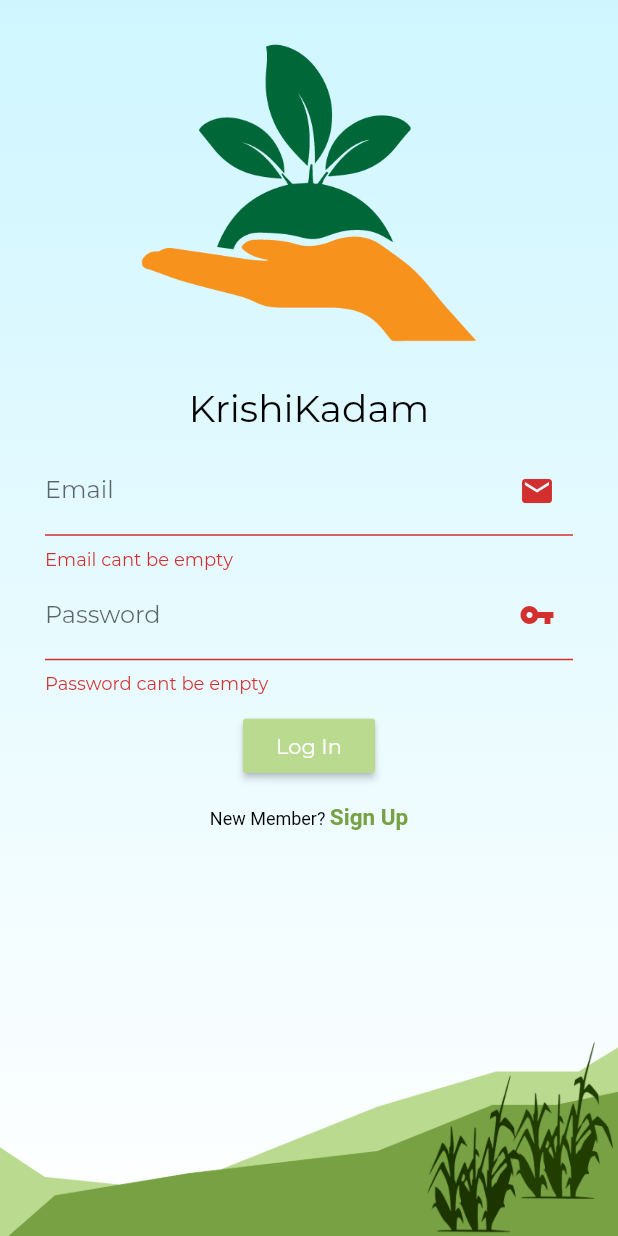
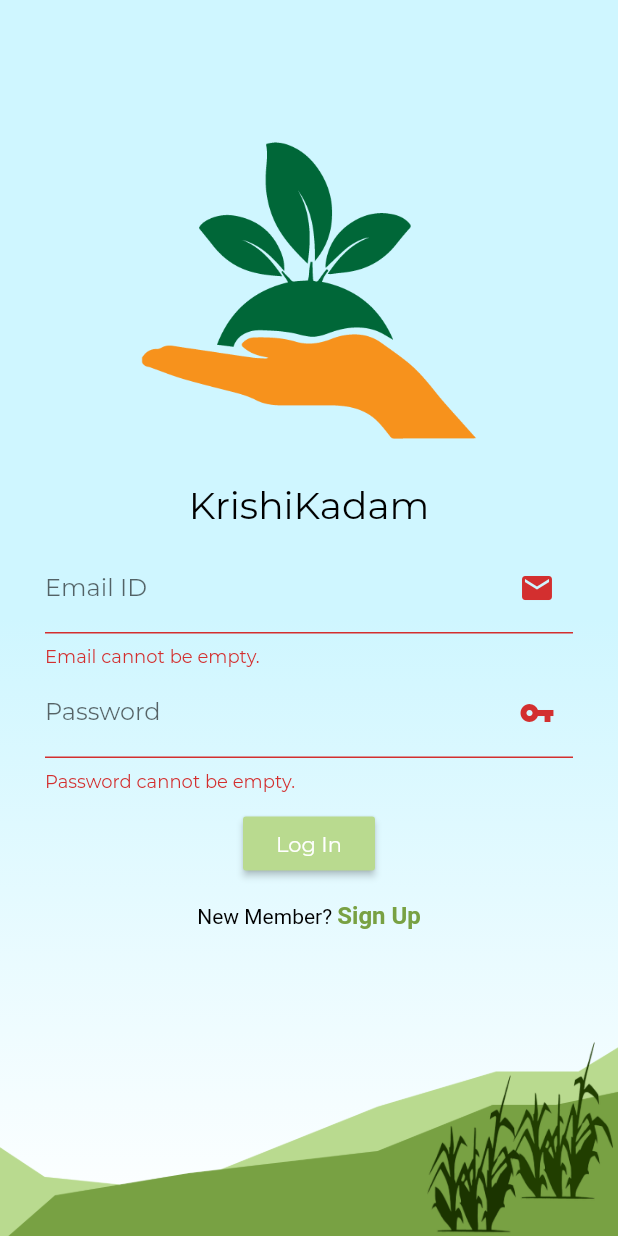
Before and after one commit to ik159/KrishiKadam, a Flutter app: the screen it shows after launch, after a tap on "Log In", on a phone screen of 412 x 824 dp. Run offline on Flutter 3.47's test engine with Material 2 defaults, Android fonts, the phone set to English and light mode, and no system bars; our stand-ins replace cloud_firestore, firebase_auth, firebase_core, flutter_swiper, google_fonts; missing offline and left inert: custom_switch, folding_cell; accounts and stored records are empty.

Commit message:
integrated code2

```diff
--- a/lib/components/Awareness_Section.dart
+++ b/lib/components/Awareness_Section.dart
@@ -5,7 +5,6 @@ import './acts.dart';
 import './stats.dart';
 import './schemes.dart';
 import './bottom_nav.dart';
-import './profile_page.dart';
 import 'Home.dart';
 
 
--- a/lib/components/Beginning.dart
+++ b/lib/components/Beginning.dart
@@ -95,18 +95,18 @@ class _BeginningPageState extends State<BeginningPage> {
           case "ERROR_INVALID_EMAIL":
           case "invalid-email":
             setState(() {
-              errorMess = "Invalid Email";
+              errorMess = "Invalid Email.";
             });
             break;
           case "ERROR_USER_NOT_FOUND":
           case "user-not-found":
             setState(() {
-              errorMess = "No account found with this email";
+              errorMess = "No account found with this email.";
             });
             break;
           case "weak-password":
             setState(() {
-              errorMess = "Password too short";
+              errorMess = "Password too short!";
             });
             break;
           default:
@@ -156,28 +156,30 @@ class _BeginningPageState extends State<BeginningPage> {
         gradient: LinearGradient(
           begin: Alignment.topCenter,
           end: Alignment.bottomCenter,
+          stops: [0.5,1.0],
           colors: [
                   Color(0xFFCFF6FF),
                   Colors.white,
-                  ],
-
+                  ]
         ),
       ),
       child: Scaffold(
         backgroundColor: Colors.transparent,
         body: SingleChildScrollView(
-          child: Column(
+            child: Column(
             children: [
+              SizedBox(
+                height: height*0.079,
+              ),
               Container(
                 margin: EdgeInsets.symmetric(vertical: 5),
-                height:
-                    _formType == FormType.login ? height * 0.30 : height * 0.20,
+                height: _formType == FormType.login ? height * 0.30 : height * 0.20,
                 child: Image.asset("assets/images/logo.png"),
               ),
               Container(
                 child: Text(
                   "KrishiKadam",
-                  style: TextStyle(fontSize: 25, color: Colors.black),
+                  style: TextStyle(fontSize: 25, color: Colors.black, fontWeight: FontWeight.w300),
                 ),
               ),
               Container(
@@ -187,7 +189,7 @@ class _BeginningPageState extends State<BeginningPage> {
                 ),
               ),
             ],
-          ),
+        ),
         ),
         bottomNavigationBar: Container(
           color: Colors.transparent,
@@ -213,11 +215,11 @@ class _BeginningPageState extends State<BeginningPage> {
                 cursorColor: Color(0xFF78A143),
                 decoration: InputDecoration(
                     suffixIcon: Icon(Icons.email),
-                    labelText: 'Email',
+                    labelText: 'Email ID',
                     focusedBorder: UnderlineInputBorder(
                         borderSide: BorderSide(color: Color(0xFF78A143)))),
                 validator: (value) =>
-                    value.isEmpty ? 'Email cant be empty' : null,
+                    value.isEmpty ? 'Email cannot be empty.' : null,
                 onSaved: (value) => _email = value,
               ),
               TextFormField(
@@ -229,7 +231,7 @@ class _BeginningPageState extends State<BeginningPage> {
                     focusedBorder: UnderlineInputBorder(
                         borderSide: BorderSide(color: Color(0xFF78A143)))),
                 validator: (value) =>
-                    value.isEmpty ? 'Password cant be empty' : null,
+                    value.isEmpty ? 'Password cannot be empty.' : null,
                 onSaved: (value) => _password = value,
               ),
             ],
@@ -250,7 +252,7 @@ class _BeginningPageState extends State<BeginningPage> {
                     focusedBorder: UnderlineInputBorder(
                         borderSide: BorderSide(color: Color(0xFF78A143)))),
                 validator: (value) =>
-                    value.isEmpty ? 'Name cant be empty' : null,
+                    value.isEmpty ? 'Name cannot be empty' : null,
                 onSaved: (value) => _name = value,
               ),
               TextFormField(
@@ -261,7 +263,7 @@ class _BeginningPageState extends State<BeginningPage> {
                     focusedBorder: UnderlineInputBorder(
                         borderSide: BorderSide(color: Color(0xFF78A143)))),
                 validator: (value) =>
-                    value.isEmpty ? 'Phone cant be empty' : null,
+                    value.isEmpty ? 'Phone number cannot be empty' : null,
                 onSaved: (value) => _phone = value,
               ),
               TextFormField(
@@ -272,7 +274,7 @@ class _BeginningPageState extends State<BeginningPage> {
                     focusedBorder: UnderlineInputBorder(
                         borderSide: BorderSide(color: Color(0xFF78A143)))),
                 validator: (value) =>
-                    value.isEmpty ? 'Email cant be empty' : null,
+                    value.isEmpty ? 'Email cannot be empty' : null,
                 onSaved: (value) => _email = value,
               ),
               TextFormField(
@@ -284,7 +286,7 @@ class _BeginningPageState extends State<BeginningPage> {
                     focusedBorder: UnderlineInputBorder(
                         borderSide: BorderSide(color: Color(0xFF78A143)))),
                 validator: (value) =>
-                    value.isEmpty ? 'Password cant be empty' : null,
+                    value.isEmpty ? 'Password cannot be empty' : null,
                 onSaved: (value) => _password = value,
               ),
             ],
@@ -375,13 +377,13 @@ class _BeginningPageState extends State<BeginningPage> {
           child: RichText(
             text: TextSpan(
               text: 'New Member? ',
-              style: TextStyle(color: Colors.black, fontSize: 12),
+              style: TextStyle(color: Colors.black, fontSize: 14),
               children: <TextSpan>[
                 TextSpan(
                     text: 'Sign Up',
                     style: TextStyle(
                         fontWeight: FontWeight.bold,
-                        fontSize: 15,
+                        fontSize: 16,
                         color: Color(0xFF78A143))),
               ],
             ),
@@ -436,13 +438,13 @@ class _BeginningPageState extends State<BeginningPage> {
           child: RichText(
             text: TextSpan(
               text: 'Have an account? ',
-              style: TextStyle(color: Colors.black, fontSize: 12),
+              style: TextStyle(color: Colors.black, fontSize: 14),
               children: <TextSpan>[
                 TextSpan(
                     text: 'Log In',
                     style: TextStyle(
                         fontWeight: FontWeight.bold,
-                        fontSize: 15,
+                        fontSize: 16,
                         color: Color(0xFF78A143))),
               ],
             ),
```
Also changed, not shown: lib/components/Home.dart (+68 -46 lines), lib/components/bottom_nav.dart (+1 -6 lines).
